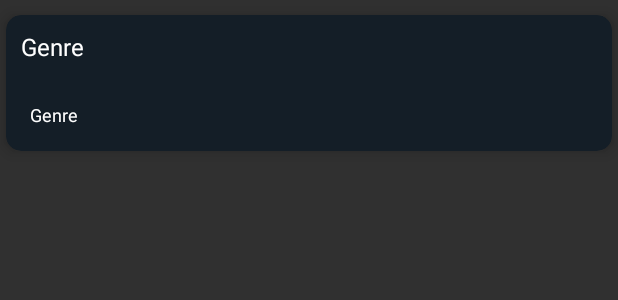
After one commit to sandisundawa/quickmath, an Android app: the layout item_review.xml on its own in the app's theme, with its tools: preview values and no code run, on a phone screen of 412 x 824 dp. The commit adds this screen. Shown: the top 300 px of the screen. Run offline under Robolectric (Android 15) with nearby library versions, the phone set to English and light mode, and no system bars; network calls fail.

Commit message:
add fix review

```diff
--- a/app/src/main/AndroidManifest.xml
+++ b/app/src/main/AndroidManifest.xml
@@ -16,6 +16,9 @@
         android:supportsRtl="true"
         android:theme="@style/Theme.Design.NoActionBar"
         tools:targetApi="31">
+        <activity
+            android:name=".ReviewActivity"
+            android:exported="false" />
         <activity
             android:name=".DetailMovieActivity"
             android:exported="false" />
--- a/app/src/main/java/com/example/testapp/model/DetailMovie.kt
+++ b/app/src/main/java/com/example/testapp/model/DetailMovie.kt
@@ -28,7 +28,7 @@ data class DetailMovie(
 
     @SerializedName("id")
     @Expose
-    private val id: Int? = null,
+    val id: Int? = null,
 
     @SerializedName("imdb_id")
     @Expose
--- a/app/src/main/java/com/example/testapp/model/Review.kt
+++ b/app/src/main/java/com/example/testapp/model/Review.kt
@@ -5,14 +5,14 @@ import com.google.gson.annotations.SerializedName
 
 data class Review(
     @SerializedName("id") @Expose
-    private var id: Int? = null,
+    var id: Int? = null,
     @SerializedName("page")
     @Expose
     private val page: Int? = null,
 
     @SerializedName("results")
     @Expose
-    private val results: List<ResultReview>? = null,
+    val results: List<ResultReview>? = null,
 
     @SerializedName("total_pages")
     @Expose
--- /dev/null
+++ b/app/src/main/res/layout/item_review.xml
@@ -0,0 +1,41 @@
+<?xml version="1.0" encoding="utf-8"?>
+<androidx.cardview.widget.CardView xmlns:android="http://schemas.android.com/apk/res/android"
+    xmlns:app="http://schemas.android.com/apk/res-auto"
+    android:id="@+id/cv_genre"
+    android:layout_width="match_parent"
+    android:layout_height="wrap_content"
+    android:layout_marginHorizontal="4dp"
+    android:layout_marginTop="10dp"
+    android:layout_marginBottom="4dp"
+    app:cardBackgroundColor="#141E27"
+    app:cardCornerRadius="10dp"
+    app:cardElevation="6dp">
+
+    <LinearLayout
+        android:layout_width="match_parent"
+        android:layout_height="match_parent"
+        android:orientation="vertical">
+
+        <TextView
+            android:id="@+id/tv_nama_reviewer"
+            android:layout_width="wrap_content"
+            android:layout_height="wrap_content"
+            android:elevation="2dp"
+            android:textSize="16sp"
+            android:padding="10dp"
+            android:text="Genre"
+            android:textColor="@color/white" />
+
+        <TextView
+            android:id="@+id/tv_review"
+            android:layout_width="wrap_content"
+            android:layout_height="wrap_content"
+            android:elevation="2dp"
+            android:layout_margin="16dp"
+            android:textSize="12sp"
+            android:text="Genre"
+            android:textColor="@color/white" />
+
+    </LinearLayout>
+
+</androidx.cardview.widget.CardView>
```
Also changed, not shown: app/src/main/java/com/example/testapp/DetailMovieActivity.kt (+8 -0 lines), app/src/main/java/com/example/testapp/ReviewActivity.kt (added, +56 -0 lines), app/src/main/java/com/example/testapp/adapter/ReviewAdapter.kt (added, +41 -0 lines), app/src/main/java/com/example/testapp/architecture/ReviewDataSource.kt (added, +49 -0 lines), app/src/main/java/com/example/testapp/architecture/ReviewRepository.kt (added, +29 -0 lines), app/src/main/java/com/example/testapp/architecture/ReviewViewModel.kt (added, +22 -0 lines), app/src/main/java/com/example/testapp/model/ResultReview.kt (+4 -4 lines), app/src/main/res/layout/activity_review.xml (added, +30 -0 lines).
